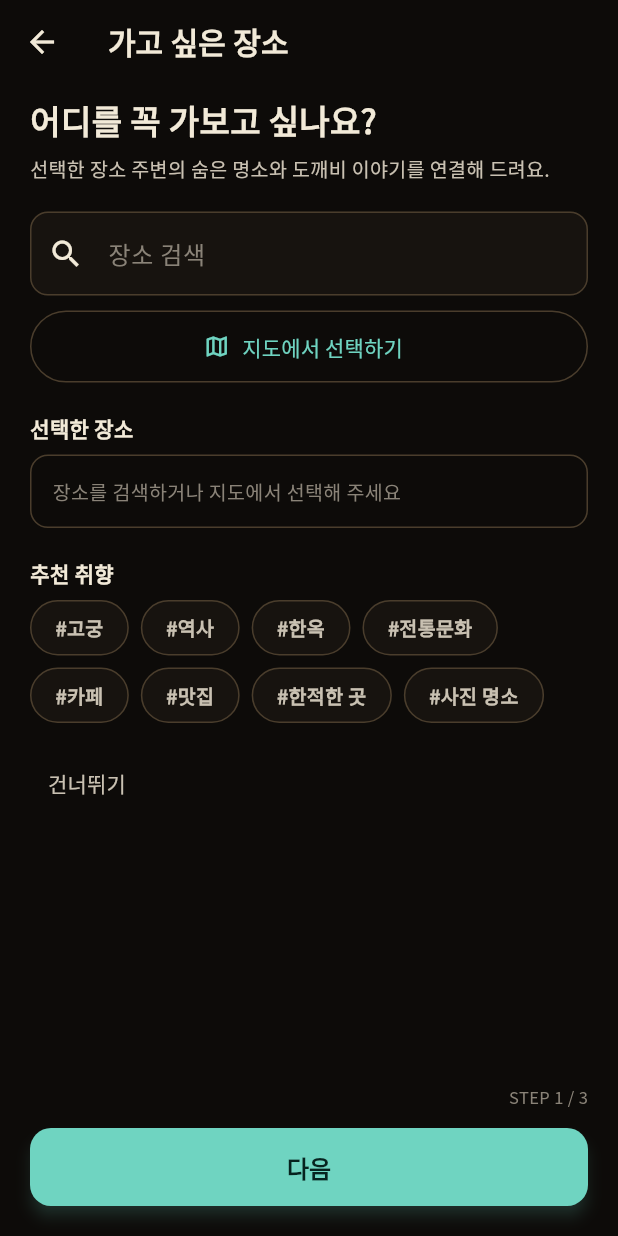
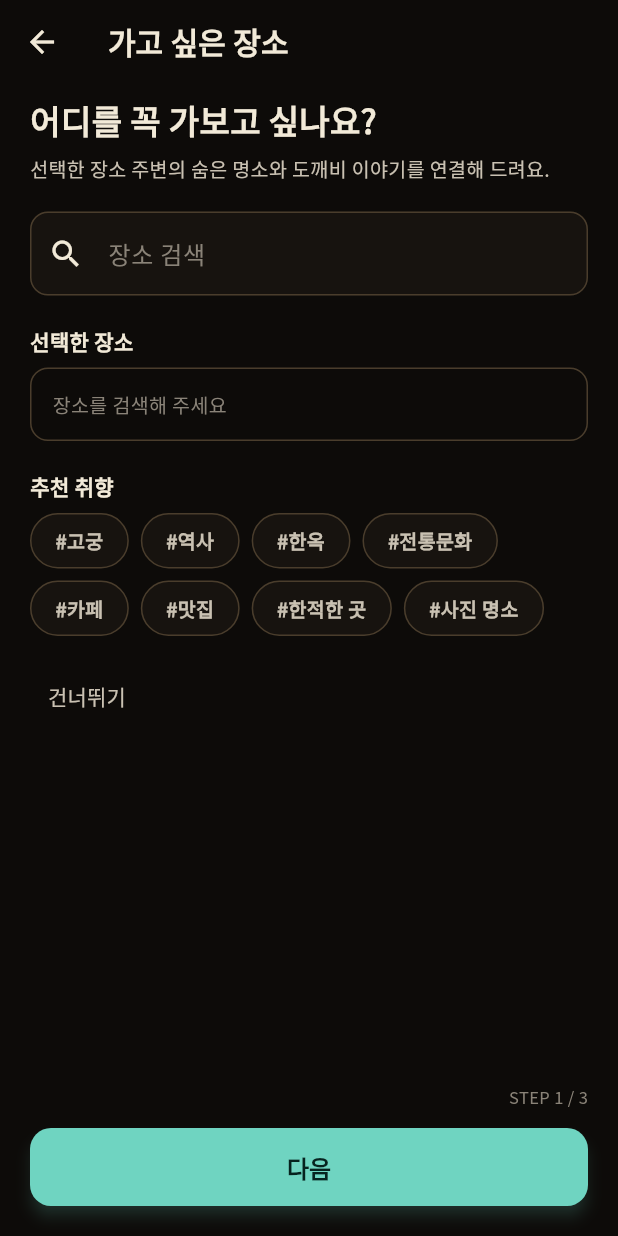
Before and after one commit to 2026-genai-ar-tourism-data-rpg/dokkaebi-app, a Flutter app: the ExplorePlaceScreen screen opened directly, on a phone screen of 412 x 824 dp. Run offline on Flutter 3.47's test engine with Material 3 defaults, Android fonts, the phone set to English and light mode, and no system bars; our stand-ins replace geolocator, google_fonts, package_info_plus, shared_preferences; missing offline and left inert: kakao_maps_flutter; accounts and stored records are empty; Roboto replaces fonts that are missing (Gowun Batang).

Commit message:
feat(explore): "지도에서 선택하기" 버튼 제거
위시리스트 항목은 관광공사 데이터(content_id)가 있는 실제 장소여야 해서,
지도에서 임의 좌표를 찍는 방식 자체가 이 기능과 안 맞는다. 장소 검색으로
충분하다고 판단해 버튼과 핸들러를 통째로 제거. 지금까지는 탭하면
"준비 중입니다" 안내만 뜨는 미구현 상태였다.

```diff
--- a/lib/screens/explore_place_screen.dart
+++ b/lib/screens/explore_place_screen.dart
@@ -4,6 +4,11 @@
 // 구현(요약): 장소 검색(자동완성) + 취향 태그 선택 + 건너뛰기.
 //            ⚠️ "지도에서 선택하기"는 실제 지도 SDK 미구현 — 탭하면 준비중 안내만.
 // 구현일: 2026-08-05 | 작성: Claude · 시안: dokkaebi-ai/docs/images/04-wishlist.png
+// ------------------------------------------------------------
+// [v2] "지도에서 선택하기" 버튼 제거.
+// 구현(요약): 위시리스트 항목은 관광공사 데이터(content_id)가 있는 실제 장소여야 해서
+//            지도에서 아무 곳이나 찍는 방식과는 안 맞는다. 장소 검색으로 충분해 버튼째 삭제.
+// 구현일: 2026-09-09 | 작성: ljs (remove-map-select/ljs/v1)
 // ============================================================
 import 'dart:async';
 
@@ -84,12 +89,6 @@ class _ExplorePlaceScreenState extends State<ExplorePlaceScreen> {
     });
   }
 
-  void _onMapSelectTap() {
-    ScaffoldMessenger.of(context).showSnackBar(
-      const SnackBar(content: Text('지도에서 선택하기는 준비 중입니다 — 장소 검색을 이용해 주세요.')),
-    );
-  }
-
   Future<void> _skip() async {
     final ok = await showDialog<bool>(
       context: context,
@@ -148,16 +147,6 @@ class _ExplorePlaceScreenState extends State<ExplorePlaceScreen> {
                           : null,
                     ),
                   ),
-                  const SizedBox(height: 10),
-                  OutlinedButton.icon(
-                    onPressed: _onMapSelectTap,
-                    icon: const Icon(Icons.map_outlined, size: 18),
-                    label: const Text('지도에서 선택하기'),
-                    style: OutlinedButton.styleFrom(
-                      minimumSize: const Size.fromHeight(48),
-                      side: const BorderSide(color: AppColors.border),
-                    ),
-                  ),
                   if (_searchError != null)
                     Padding(
                       padding: const EdgeInsets.only(top: 8),
@@ -194,7 +183,7 @@ class _ExplorePlaceScreenState extends State<ExplorePlaceScreen> {
                         border: Border.all(color: AppColors.border),
                         borderRadius: BorderRadius.circular(12),
                       ),
-                      child: const Text('장소를 검색하거나 지도에서 선택해 주세요',
+                      child: const Text('장소를 검색해 주세요',
                           style: TextStyle(color: AppColors.textMuted, fontSize: 13)),
                     )
                   else
```
